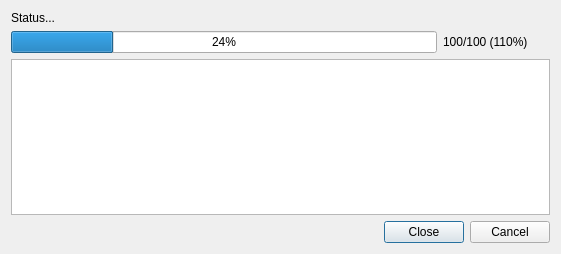
First picture: the form in src/preprocessor/gui/progress_dialog.ui, repository CAMBioMed/preprocessor, before the edit.
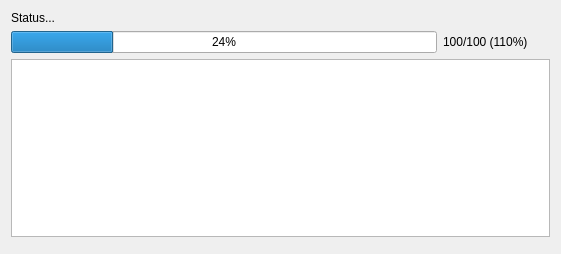
Second picture: the form after the edit.

Patch:
```diff
--- a/src/preprocessor/gui/progress_dialog.ui
+++ b/src/preprocessor/gui/progress_dialog.ui
@@ -85,9 +85,6 @@
      <property name="orientation">
       <enum>Qt::Orientation::Horizontal</enum>
      </property>
-     <property name="standardButtons">
-      <set>QDialogButtonBox::StandardButton::Cancel|QDialogButtonBox::StandardButton::Close</set>
-     </property>
     </widget>
    </item>
   </layout>
```
